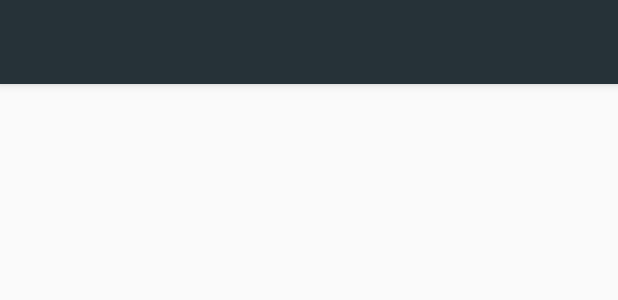
After one commit to reinterpretcat/utynote, an Android app: the layout main_appbar.xml on its own in the app's theme, with its tools: preview values and no code run, on a phone screen of 412 x 824 dp. The commit adds this screen. Shown: the top 300 px of the screen. Run offline under Robolectric (Android 15) with nearby library versions, the phone set to English and light mode, and no system bars.

Commit message:
Rename layouts

```diff
--- a/app/src/main/java/com/utynote/activities/MainActivity.java
+++ b/app/src/main/java/com/utynote/activities/MainActivity.java
@@ -27,7 +27,7 @@ public class MainActivity extends AppCompatActivity
     @Override
     protected void onCreate(Bundle savedInstanceState) {
         super.onCreate(savedInstanceState);
-        setContentView(R.layout.activity_main);
+        setContentView(R.layout.main_content);
 
         mDrawerLayout = (DrawerLayout) findViewById(R.id.drawer_layout);
         mSlidingPanel = (SlidingUpPanelLayout) findViewById(R.id.sliding_layout);
@@ -88,7 +88,7 @@ public class MainActivity extends AppCompatActivity
 
     @Override
     public boolean onCreateOptionsMenu(Menu menu) {
-        getMenuInflater().inflate(R.menu.search_appbar, menu);
+        getMenuInflater().inflate(R.menu.main_appbar, menu);
         return true;
     }
 
--- /dev/null
+++ b/app/src/main/res/layout/main_appbar.xml
@@ -0,0 +1,25 @@
+<?xml version="1.0" encoding="utf-8"?>
+<android.support.design.widget.AppBarLayout
+    xmlns:android="http://schemas.android.com/apk/res/android"
+    xmlns:app="http://schemas.android.com/apk/res-auto"
+    android:layout_width="match_parent"
+    android:layout_height="wrap_content"
+    android:theme="@style/AppTheme.AppBarOverlay">
+
+    <android.support.v7.widget.Toolbar
+        android:id="@+id/toolbar"
+        android:layout_width="match_parent"
+        android:layout_height="?attr/actionBarSize"
+        android:background="?attr/colorPrimary"
+        app:popupTheme="@style/AppTheme.PopupOverlay">
+
+        <!--<EditText
+            android:id="@+id/toolbar_edit"
+            android:layout_width="match_parent"
+            android:layout_height="match_parent"
+            android:visibility="gone"
+            />-->
+
+    </android.support.v7.widget.Toolbar>
+
+</android.support.design.widget.AppBarLayout>
```
Also changed, not shown: app/src/main/res/layout/main_content.xml (renamed from app/src/main/res/layout/activity_main.xml, +3 -15 lines), app/src/main/res/layout/main_nav_header.xml (renamed from app/src/main/res/layout/nav_header_main.xml), app/src/main/res/menu/main_appbar.xml (renamed from app/src/main/res/menu/search_appbar.xml), app/src/main/res/menu/nav_drawer.xml (renamed from app/src/main/res/menu/navigation_drawer.xml).
